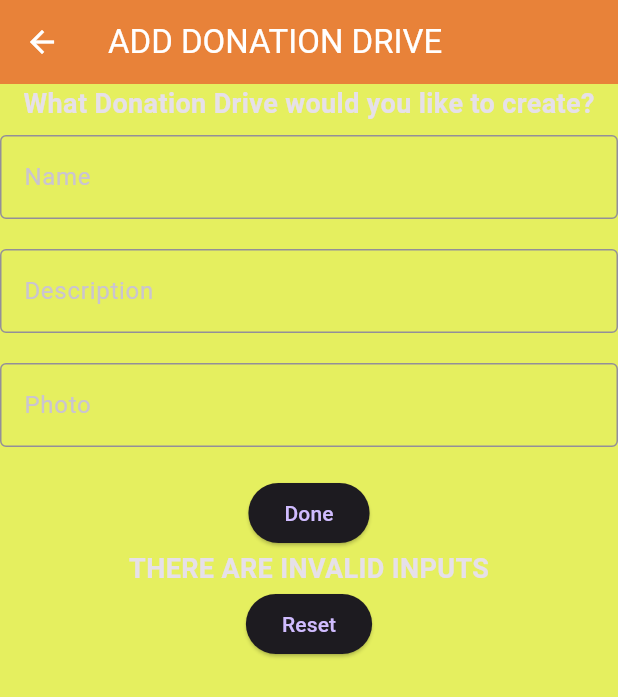
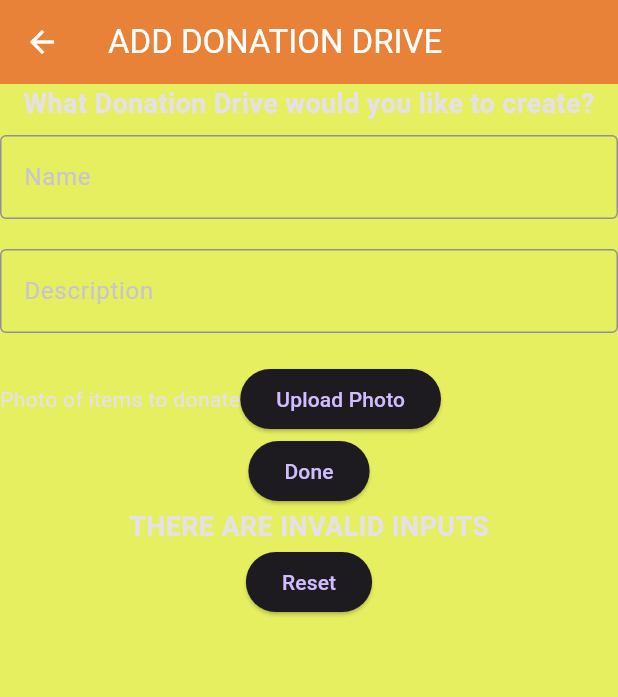
Before and after one commit to ArlJethroMaranan/cmsc-23-project-group4, a Flutter app: the AddDonationDrive screen opened directly, on a phone screen of 412 x 824 dp. Shown: the top 697 px of the screen. Run offline on Flutter 3.47's test engine with Material 3 defaults, Android fonts, the light colour scheme and no system bars; our stand-ins replace cloud_firestore, firebase_core, firebase_storage, image_picker; accounts and stored records are empty.

Commit message:
feat: added upload image function that use firebase storage

```diff
--- a/cmsc_23_proj/lib/main.dart
+++ b/cmsc_23_proj/lib/main.dart
@@ -23,6 +23,7 @@ void main() async {
         ChangeNotifierProvider(create: ((context) => OrgsForApprovalListProvider())),
         ChangeNotifierProvider(create: ((context) => OrganizationsListProvider())),
         ChangeNotifierProvider(create: ((context) => DonorsListProvider())),
+        ChangeNotifierProvider(create: ((context) => DonationDriveOrgListProvider())),
       ],
       child: const MyApp(),
     ),
--- a/cmsc_23_proj/lib/screens/admin_view/admin_orgApproval_orgListView.dart
+++ b/cmsc_23_proj/lib/screens/admin_view/admin_orgApproval_orgListView.dart
@@ -3,7 +3,6 @@ import 'dart:io';
 import 'package:cloud_firestore/cloud_firestore.dart';
 import 'package:cmsc_23_proj/models/models.dart';
 import 'package:cmsc_23_proj/provider/provider.dart';
-import 'package:cmsc_23_proj/screens/imageConversion.dart';
 import 'package:flutter/material.dart';
 import 'package:provider/provider.dart';
 
@@ -61,7 +60,7 @@ class _OrgForApprovalListViewState extends State<OrgForApprovalListView> {
                               name: temp.name,
                               about: temp.about,
                               status: "closed",
-                              photo: convertedPhoto
+                              photo: ""
                             );
 
                             context.read<OrganizationsListProvider>().addOrganization(approvedOrg);
--- a/cmsc_23_proj/lib/screens/users_view/org_view/donoDriveAdd.dart
+++ b/cmsc_23_proj/lib/screens/users_view/org_view/donoDriveAdd.dart
@@ -1,6 +1,7 @@
 import 'package:cmsc_23_proj/screens/users_view/org_view/orgModel/driveOrgModel.dart';
 import 'package:cmsc_23_proj/screens/users_view/org_view/orgProvider/providerDriveOrg.dart';
 import 'package:cmsc_23_proj/screens/users_view/org_view/textfield.dart';
+import 'package:cmsc_23_proj/screens/users_view/org_view/donoDriveImageUpload.dart';
 import 'package:flutter/material.dart';
 import 'package:provider/provider.dart';
 
@@ -19,7 +20,7 @@ class _AddDonationDriveState extends State<AddDonationDrive> {
     summaryText =
         'Name: ${nameController.text}\n'
         'Description: ${descriptionController.text}\n'
-        'Photo: ${photoController.text}\n';
+        'Photo: ${photoURL}\n';
 
     if (!formKey.currentState!.validate() || summaryText.contains('null')) {
       // if invalid
@@ -35,7 +36,8 @@ class _AddDonationDriveState extends State<AddDonationDrive> {
               DonationDriveOrg temp = DonationDriveOrg(
                 name: nameController.text,
                 description: descriptionController.text,
-                photo: photoController.text,
+                photo: photoURL,
+                // photoController.text,
                 //orgID: context.watch<>().userID(),
                 orgID: 'En3NVkFvaL905dJ8ii8c'
               );
@@ -52,8 +54,9 @@ class _AddDonationDriveState extends State<AddDonationDrive> {
   //initialize some objects for storing values from classes
   TextEditingController nameController = TextEditingController();
   TextEditingController descriptionController = TextEditingController();
-  TextEditingController photoController = TextEditingController();
+  // TextEditingController photoController = TextEditingController();
 
+  String? photoURL;
   String summaryText = '';
   bool showSummary = false;
 
@@ -93,12 +96,14 @@ class _AddDonationDriveState extends State<AddDonationDrive> {
 
               ), //text field for desc
 
-              TextFieldState(
-                hintText: "Enter the photo for proof",
-                label: "Photo",
-                controller: photoController,
+              ImageUpload((value) => photoURL=value),
 
-              ), //text field for photo
+              // TextFieldState(
+              //   hintText: "Enter the photo for proof",
+              //   label: "Photo",
+              //   controller: photoController,
+
+              // ), //text field for photo
 
               ElevatedButton( //click button to submit form
                 onPressed: () {
@@ -123,7 +128,9 @@ class _AddDonationDriveState extends State<AddDonationDrive> {
               //       ),
               //     ],
               //   )
-              if (!showSummary && (nameController.text == "" || descriptionController.text == "" || photoController.text == "")) // else print invalid inputs
+              if (!showSummary && (nameController.text == "" || descriptionController.text == "" || photoURL == ''
+              // || photoController.text == ""
+              )) // else print invalid inputs
                 const Column(
                   crossAxisAlignment: CrossAxisAlignment.start,
                   children: [
--- a/cmsc_23_proj/lib/screens/users_view/org_view/org_donoDrive.dart
+++ b/cmsc_23_proj/lib/screens/users_view/org_view/org_donoDrive.dart
@@ -2,6 +2,7 @@ import 'package:cloud_firestore/cloud_firestore.dart';
 import 'package:cmsc_23_proj/screens/users_view/org_view/drawer.dart';
 import 'package:cmsc_23_proj/screens/users_view/org_view/orgModel/driveOrgModel.dart';
 import 'package:cmsc_23_proj/screens/users_view/org_view/orgProvider/providerDriveOrg.dart';
+import 'package:cmsc_23_proj/screens/users_view/org_view/donoDriveImageUpload.dart';
 import 'package:flutter/material.dart';
 import 'package:provider/provider.dart';
 
@@ -120,7 +121,7 @@ class _DonationDriveState extends State<DonationDrive> {
                 ),
               );
               // donation drive name
-              // donation photo
+
               // donation description
               // donation button na pag clinick mapupunta sa org dono drive
             },
--- a/cmsc_23_proj/pubspec.yaml
+++ b/cmsc_23_proj/pubspec.yaml
@@ -38,6 +38,9 @@ dependencies:
   firebase_core: ^2.31.1
   provider: ^6.1.2
   cloud_firestore: ^4.17.4
+  image_picker: ^0.8.9
+  firebase_storage: ^11.1.0
+  uuid: ^3.0.6
 
 dev_dependencies:
   flutter_test:
```
Also changed, not shown: cmsc_23_proj/lib/screens/users_view/org_view/donoDriveImageUpload.dart (added, +136 -0 lines), cmsc_23_proj/lib/screens/users_view/org_view/org_donoDrivePage.dart (+17 -1 lines), cmsc_23_proj/pubspec.lock, 5 other files.
